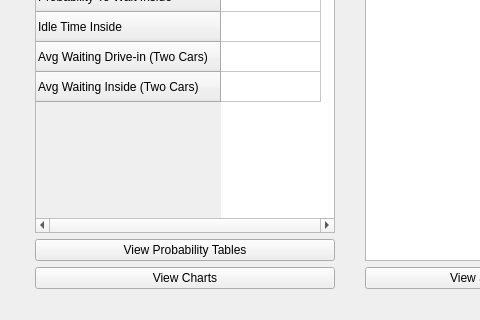
Old version of the form mainwindow.ui in the repository ragrag/Queue-Simulation-QT; both pictures show x 0 to 480 and y 324 to 644 of the 700 by 644 pixel window.
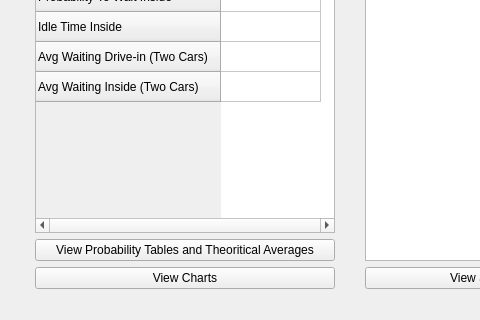
New version of the form.

```diff
--- a/mainwindow.ui
+++ b/mainwindow.ui
@@ -255,7 +255,7 @@
            </size>
           </property>
           <property name="text">
-           <string>View Probability Tables</string>
+           <string>View Probability Tables and Theoritical Averages</string>
           </property>
          </widget>
         </item>
```
